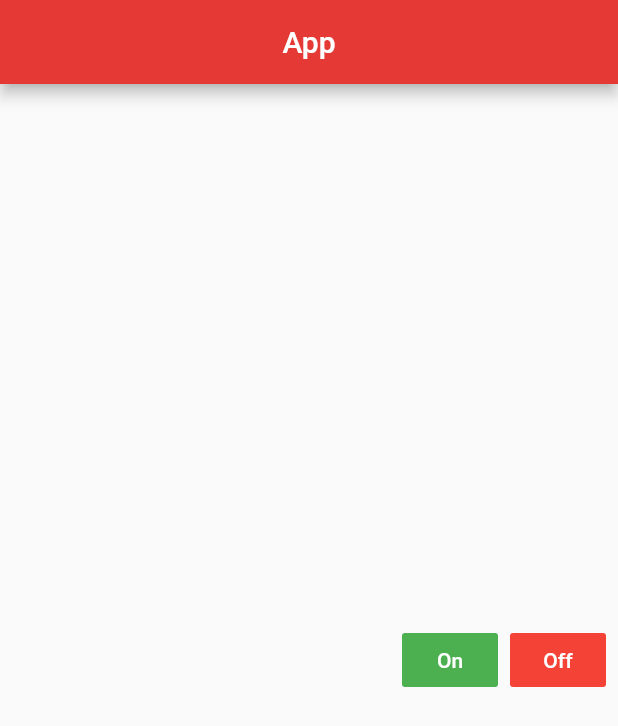
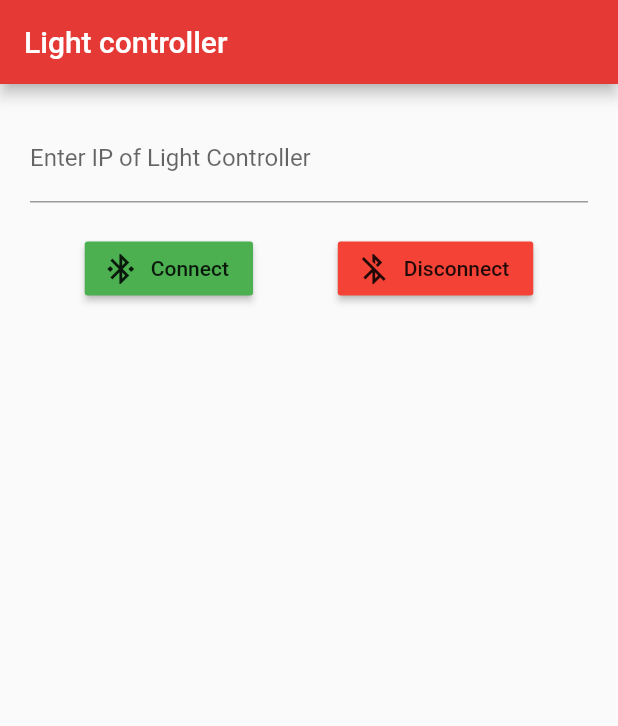
Before and after one commit to brynjarorng/FlutterClient, a Flutter app: the screen it shows after launch, on a phone screen of 412 x 824 dp. Shown: the top 726 px of the screen. Run offline on Flutter 3.47's test engine with Material 2 defaults, Android fonts, the phone set to English and light mode, and no system bars.

Commit message:
added base ligt controller class and project restructure

```diff
--- /dev/null
+++ b/lib/components/IPInputForm.dart
@@ -0,0 +1,68 @@
+import 'package:flutter/material.dart';
+import 'package:flutterapp/main.dart';
+
+class IPInputForm extends StatefulWidget {
+  @override
+  IPInputFormState createState() {
+    return IPInputFormState();
+  }
+}
+
+class IPInputFormState extends State<IPInputForm> {
+  final myController = TextEditingController();
+
+  @override
+  void dispose() {
+    myController.dispose();
+    super.dispose();
+  }
+
+  @override
+  Widget build(BuildContext context) {
+    return Column (
+        children: <Widget>[
+          Container(
+              padding: EdgeInsets.all(10.0),
+              margin: EdgeInsets.all(10.0),
+              child: TextFormField(
+                controller: myController,
+                decoration: InputDecoration(
+                    labelText: 'Enter IP of Light Controller'
+                ),
+              )
+          ),
+          Row(
+            mainAxisAlignment: MainAxisAlignment.spaceEvenly,
+            children: <Widget>[
+              Container(
+                  child: RaisedButton.icon(
+                    onPressed: () {
+                      if (myController.text.length > 0) {
+                        HomePage.lights.connect(ip: myController.text);
+                      } else {
+                        HomePage.lights.connect();
+                      }
+                    },
+                    icon: Icon(
+                        Icons.bluetooth_connected
+                    ),
+                    label: Text("Connect"),
+                    color: Colors.green,
+                  )
+              ),
+              Container(
+                child: RaisedButton.icon(
+                  onPressed: () {HomePage.lights.disconnect();},
+                  icon: Icon(
+                      Icons.bluetooth_disabled
+                  ),
+                  label: Text("Disconnect"),
+                  color: Colors.red,
+                ),
+              )
+            ],
+          )
+        ]
+    );
+  }
+}
--- a/lib/main.dart
+++ b/lib/main.dart
@@ -1,42 +1,8 @@
 import 'package:flutter/material.dart';
-import 'dart:io';
-import 'dart:async';
-import 'dart:convert';
+import 'package:flutterapp/modules/LightController.dart';
+import 'package:flutterapp/components/IPInputForm.dart';
 
 void main() => runApp(MyApp());
-
-class Lights {
-  Socket socket;
-
-  // This NEEDS to have been called before using the class, net to learn how to do this correctly
-  connect() async {
-    socket = await Socket.connect('192.168.1.24', 4000);
-    print('Connected');
-  }
-
-  // This NEEDS to be called when exiting, close the socket connection
-  close() {
-    socket.close();
-  }
-
-  // Turn light on
-  sendOn() async {
-    // send hello
-    socket.add(utf8.encode('on'));
-
-    // wait 5 seconds
-    await Future.delayed(Duration(seconds: 5));
-  }
-
-  // Turn lights off
-  sendOff() async {
-    // send hello
-    socket.add(utf8.encode('off'));
-
-    // wait 5 seconds
-    await Future.delayed(Duration(seconds: 5));
-  }
-}
 
 class MyApp extends StatelessWidget {
   @override
@@ -48,37 +14,75 @@ class MyApp extends StatelessWidget {
   }
 }
 
+
 class HomePage extends StatelessWidget {
-  Lights lights = new Lights();
+  static LightController lights;
 
   HomePage() {
-    lights.connect();
+    lights = LightController();
   }
 
   @override
   Widget build(BuildContext context) {
     return Scaffold(
         appBar: AppBar(
-          title: Text('App'),
-          centerTitle: true,
+          title: Text('Light controller'),
           backgroundColor: Colors.red[600],
         ),
-        body: Center(
+        body: Column(
+          mainAxisAlignment: MainAxisAlignment.start,
+          children: <Widget>[
+            Container(
+              child: IPInputForm(),
+            ),
+            Container(
+              child: null,
+            )
+          ],
+        ),
+
+        /*Center(
           child: new ButtonBar(
             children: <Widget>[
-              FlatButton(
-                onPressed: () {lights.sendOn();},
+              RaisedButton(
+                onPressed: () {lights.sendCommand("on");},
                 child: Text("On"),
+                color: Colors.blue,
+              ),
+              RaisedButton(
+                onPressed: () {lights.sendCommand("off");},
+                child: Text("Off"),
+                color: Colors.blue,
+              ),
+              RaisedButton(
+                onPressed: () {lights.sendCommand("blue_on");},
+                child: Text("Blue on"),
+                color: Colors.blue,
+              ),
+              RaisedButton(
+                onPressed: () {lights.sendCommand("blue_off");},
+                child: Text("Blue off"),
+                color: Colors.blue,
+              ),
+              RaisedButton.icon(
+                onPressed: () {lights.connect();},
+                icon: Icon(
+                  Icons.bluetooth_connected
+                ),
+                label: Text("Connect"),
                 color: Colors.green,
               ),
-              FlatButton(
-                onPressed: () {lights.sendOff();},
-                child: Text("Off"),
+              RaisedButton.icon(
+                onPressed: () {lights.disconnect();},
+                icon: Icon(
+                  Icons.bluetooth_disabled
+                ),
+                label: Text("Disconnect"),
                 color: Colors.red,
               ),
             ],
           )
-        )
+        )*/
     );
   }
 }
--- /dev/null
+++ b/lib/modules/LightController.dart
@@ -0,0 +1,40 @@
+import 'dart:io';
+import 'dart:async';
+import 'dart:convert';
+
+class LightController {
+  Socket socket;
+
+  // This NEEDS to have been called before using the class, net to learn how to do this correctly
+  connect({ip = '192.168.1.24'}) async {
+    // Check if socket objec is null before trying to connect
+    if (socket != null) {
+      disconnect();
+    }
+
+    socket = await Socket.connect(ip, 4000);
+    print('Connected');
+  }
+
+  // This NEEDS to be called when exiting, close the socket connection
+  disconnect() {
+    // check if there is a connection before calling close
+    if (socket != null) {
+      socket.close();
+    }
+  }
+
+  // Send command to client
+  sendCommand(command) async {
+    // do nothing if not conencted
+    if (socket == null) {
+      return;
+    }
+
+    // send hello
+    socket.add(utf8.encode(command));
+
+    // wait 5 seconds
+    await Future.delayed(Duration(seconds: 5));
+  }
+}
```
